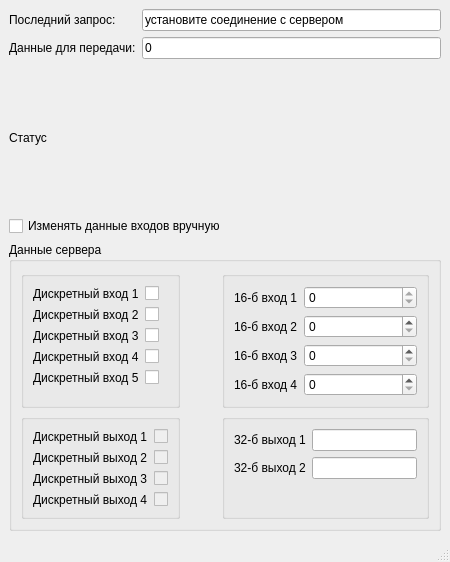
DenJonson/modbusTCP-server_qt, file modbustcpserver.ui: the form before one commit.
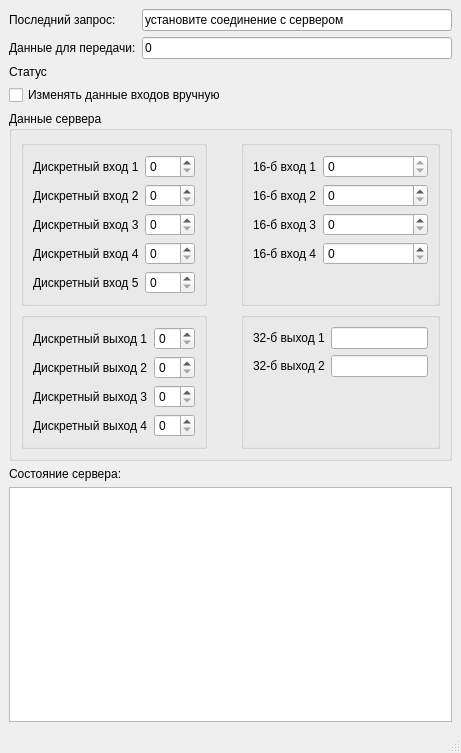
The form after the commit.

```diff
--- a/modbustcpserver.ui
+++ b/modbustcpserver.ui
@@ -6,8 +6,8 @@
    <rect>
     <x>0</x>
     <y>0</y>
-    <width>450</width>
-    <height>562</height>
+    <width>461</width>
+    <height>753</height>
    </rect>
   </property>
   <property name="windowTitle">
@@ -15,45 +15,6 @@
   </property>
   <widget class="QWidget" name="centralwidget">
    <layout class="QGridLayout" name="gridLayout_2">
-    <item row="0" column="0">
-     <layout class="QGridLayout" name="gridLayout">
-      <item row="1" column="0">
-       <widget class="QLabel" name="lbSendData">
-        <property name="text">
-         <string>Данные для передачи:</string>
-        </property>
-       </widget>
-      </item>
-      <item row="1" column="1">
-       <widget class="QLineEdit" name="leSendData">
-        <property name="text">
-         <string>0</string>
-        </property>
-       </widget>
-      </item>
-      <item row="0" column="0">
-       <widget class="QLabel" name="label_16">
-        <property name="text">
-         <string>Последний запрос:</string>
-        </property>
-       </widget>
-      </item>
-      <item row="0" column="1">
-       <widget class="QLineEdit" name="leLastRequest">
-        <property name="text">
-         <string>установите соединение с сервером</string>
-        </property>
-       </widget>
-      </item>
-     </layout>
-    </item>
-    <item row="1" column="0">
-     <widget class="QLabel" name="lb_status">
-      <property name="text">
-       <string>Статус</string>
-      </property>
-     </widget>
-    </item>
     <item row="3" column="0">
      <widget class="QGroupBox" name="formGroupBox">
       <property name="enabled">
@@ -107,16 +68,6 @@
             </property>
            </widget>
           </item>
-          <item row="0" column="1">
-           <widget class="QCheckBox" name="cbDIn0">
-            <property name="acceptDrops">
-             <bool>true</bool>
-            </property>
-            <property name="text">
-             <string/>
-            </property>
-           </widget>
-          </item>
           <item row="1" column="0">
            <widget class="QLabel" name="label_2">
             <property name="text">
@@ -124,16 +75,6 @@
             </property>
            </widget>
           </item>
-          <item row="1" column="1">
-           <widget class="QCheckBox" name="cbDIn1">
-            <property name="acceptDrops">
-             <bool>true</bool>
-            </property>
-            <property name="text">
-             <string/>
-            </property>
-           </widget>
-          </item>
           <item row="2" column="0">
            <widget class="QLabel" name="label_4">
             <property name="text">
@@ -141,16 +82,6 @@
             </property>
            </widget>
           </item>
-          <item row="2" column="1">
-           <widget class="QCheckBox" name="cbDIn2">
-            <property name="acceptDrops">
-             <bool>true</bool>
-            </property>
-            <property name="text">
-             <string/>
-            </property>
-           </widget>
-          </item>
           <item row="3" column="0">
            <widget class="QLabel" name="label_5">
             <property name="text">
@@ -158,16 +89,6 @@
             </property>
            </widget>
           </item>
-          <item row="3" column="1">
-           <widget class="QCheckBox" name="cbDIn3">
-            <property name="acceptDrops">
-             <bool>true</bool>
-            </property>
-            <property name="text">
-             <string/>
-            </property>
-           </widget>
-          </item>
           <item row="4" column="0">
            <widget class="QLabel" name="label_3">
             <property name="text">
@@ -175,15 +96,20 @@
             </property>
            </widget>
           </item>
+          <item row="0" column="1">
+           <widget class="QSpinBox" name="spinbDIn0"/>
+          </item>
+          <item row="1" column="1">
+           <widget class="QSpinBox" name="spinbDIn1"/>
+          </item>
+          <item row="2" column="1">
+           <widget class="QSpinBox" name="spinbDIn2"/>
+          </item>
+          <item row="3" column="1">
+           <widget class="QSpinBox" name="spinbDIn3"/>
+          </item>
           <item row="4" column="1">
-           <widget class="QCheckBox" name="cbDIn4">
-            <property name="acceptDrops">
-             <bool>true</bool>
-            </property>
-            <property name="text">
-             <string/>
-            </property>
-           </widget>
+           <widget class="QSpinBox" name="spinbDIn4"/>
           </item>
          </layout>
         </widget>
@@ -251,16 +177,6 @@
             </property>
            </widget>
           </item>
-          <item row="0" column="1">
-           <widget class="QCheckBox" name="cbDOut0">
-            <property name="enabled">
-             <bool>false</bool>
-            </property>
-            <property name="text">
-             <string/>
-            </property>
-           </widget>
-          </item>
           <item row="1" column="0">
            <widget class="QLabel" name="label_7">
             <property name="text">
@@ -282,35 +198,17 @@
             </property>
            </widget>
           </item>
+          <item row="0" column="1">
+           <widget class="QSpinBox" name="sbDOut0"/>
+          </item>
           <item row="1" column="1">
-           <widget class="QCheckBox" name="cbDOut1">
-            <property name="enabled">
-             <bool>false</bool>
-            </property>
-            <property name="text">
-             <string/>
-            </property>
-           </widget>
+           <widget class="QSpinBox" name="sbDOut1"/>
           </item>
           <item row="2" column="1">
-           <widget class="QCheckBox" name="cbDOut2">
-            <property name="enabled">
-             <bool>false</bool>
-            </property>
-            <property name="text">
-             <string/>
-            </property>
-           </widget>
+           <widget class="QSpinBox" name="sbDOut2"/>
           </item>
           <item row="3" column="1">
-           <widget class="QCheckBox" name="cbDOut3">
-            <property name="enabled">
-             <bool>false</bool>
-            </property>
-            <property name="text">
-             <string/>
-            </property>
-           </widget>
+           <widget class="QSpinBox" name="sbDOut3"/>
           </item>
          </layout>
         </widget>
@@ -331,6 +229,48 @@
       </layout>
      </widget>
     </item>
+    <item row="5" column="0">
+     <widget class="QTextEdit" name="textEdit">
+      <property name="readOnly">
+       <bool>true</bool>
+      </property>
+     </widget>
+    </item>
+    <item row="0" column="0">
+     <layout class="QGridLayout" name="gridLayout">
+      <item row="1" column="0">
+       <widget class="QLabel" name="lbSendData">
+        <property name="text">
+         <string>Данные для передачи:</string>
+        </property>
+       </widget>
+      </item>
+      <item row="1" column="1">
+       <widget class="QLineEdit" name="leSendData">
+        <property name="text">
+         <string>0</string>
+        </property>
+       </widget>
+      </item>
+      <item row="0" column="0">
+       <widget class="QLabel" name="label_16">
+        <property name="text">
+         <string>Последний запрос:</string>
+        </property>
+       </widget>
+      </item>
+      <item row="0" column="1">
+       <widget class="QLineEdit" name="leLastRequest">
+        <property name="text">
+         <string>установите соединение с сервером</string>
+        </property>
+        <property name="readOnly">
+         <bool>true</bool>
+        </property>
+       </widget>
+      </item>
+     </layout>
+    </item>
     <item row="2" column="0">
      <widget class="QCheckBox" name="cb_isHandwriting">
       <property name="text">
@@ -338,6 +278,20 @@
       </property>
      </widget>
     </item>
+    <item row="4" column="0">
+     <widget class="QLabel" name="label_17">
+      <property name="text">
+       <string>Состояние сервера:</string>
+      </property>
+     </widget>
+    </item>
+    <item row="1" column="0">
+     <widget class="QLabel" name="lb_status">
+      <property name="text">
+       <string>Статус</string>
+      </property>
+     </widget>
+    </item>
    </layout>
   </widget>
   <widget class="QMenuBar" name="menubar">
@@ -345,8 +299,8 @@
     <rect>
      <x>0</x>
      <y>0</y>
-     <width>450</width>
-     <height>21</height>
+     <width>461</width>
+     <height>25</height>
     </rect>
    </property>
   </widget>
```
